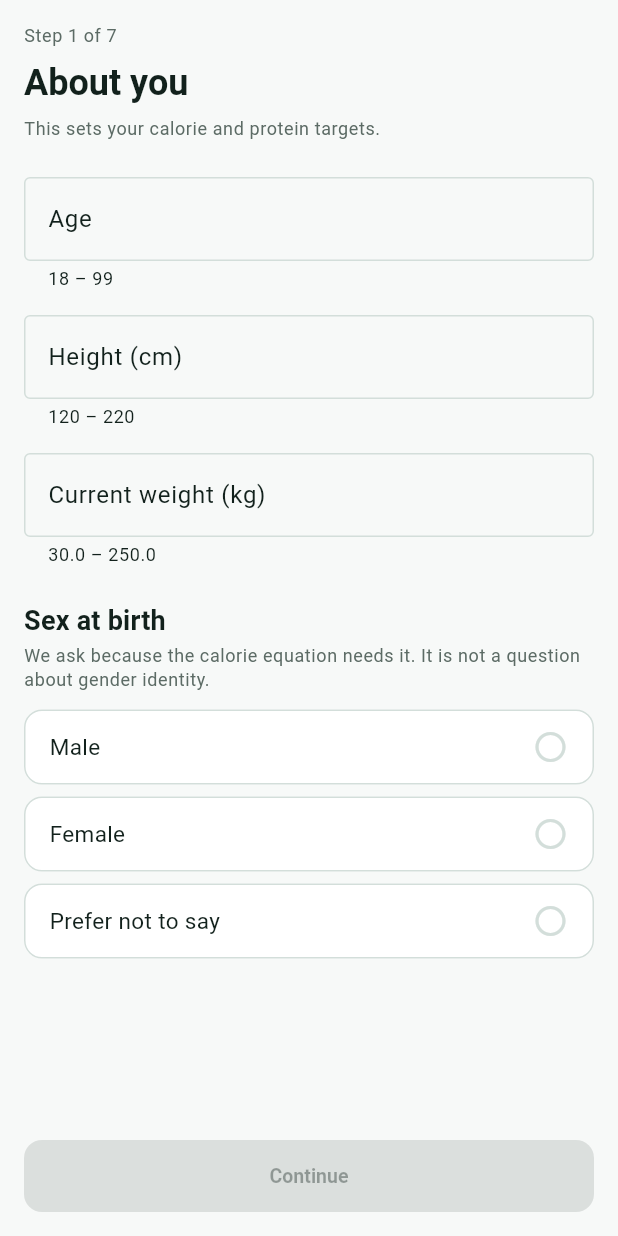
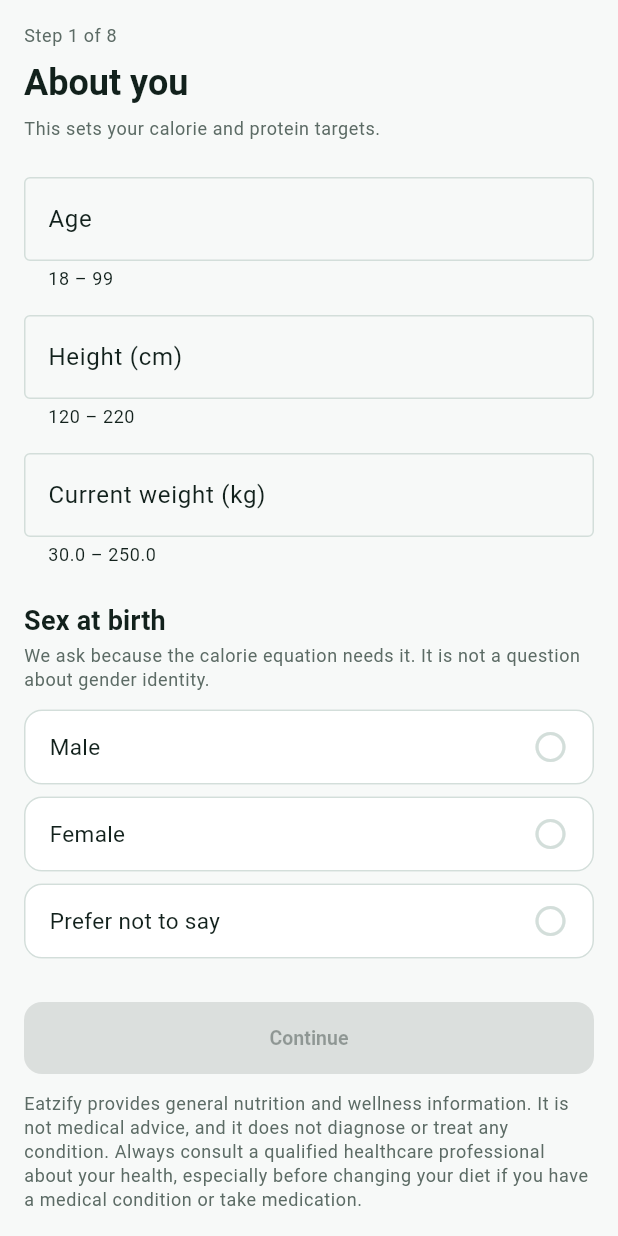
Before and after one commit to Tarun8433/eatzify, a Flutter app: the screen it shows after launch, on a phone screen of 412 x 824 dp. Run offline on Flutter 3.47's test engine with Material 3 defaults, Android fonts, the phone set to English and light mode, and no system bars; our stand-ins replace get; generated files the repository leaves out were written again.

Commit message:
feat(safety): docs/05 §4 screening step and §7 verbatim copy
Inspired by OpenNutriTracker's posture — it cites its sources and warns before a
low target — but written from docs/04 and docs/05. No code taken; it is GPL-3.0.

Two real compliance gaps closed:

1. docs/05 §7 says 'use verbatim; do not paraphrase' and my gate screen used
   wording I invented. All six approved strings are now quoted exactly, and the
   disclaimer appears in the onboarding footer as §7 requires.

2. docs/05 §4's three screening questions were missing entirely. The condition
   list cannot catch them — docs/03 §2 has no eating_disorder or
   type_1_diabetes value because §4 collects those by question.

Screening routes to three DISTINCT outcomes in severity order: eating-disorder
support, hard block, clinician-unlock. Conflating them would put ED support
behind a coach unlock, or tell a pregnant user a coach can unlock a plan.

The ED support screen has no enabled action and cannot be backed out of into a
calorie form. Its helpline button is deliberately inert — §7 says the
India-appropriate resource must be verified with a clinician first.

Hindi safety strings are provisional; a translation is not verbatim. See D-23.

flutter analyze: no issues. 49 tests pass.

```diff
--- a/lib/presentation/features/onboarding/onboarding_controller.dart
+++ b/lib/presentation/features/onboarding/onboarding_controller.dart
@@ -6,7 +6,32 @@
 /// Steps of the onboarding flow. docs/14 §6.
 ///
 /// `gate` is not reached by advancing — it is jumped to when docs/05 §3 says no plan may be made.
-enum OnboardingStep { basics, goal, activity, conditions, diet, routine, consent, gate, done }
+enum OnboardingStep {
+  basics,
+  goal,
+  activity,
+  conditions,
+  screening,
+  diet,
+  routine,
+  consent,
+  gate,
+  done,
+}
+
+/// Why the flow stopped. docs/05 §3 and §4 route to three DIFFERENT screens, and conflating them
+/// would put eating-disorder support behind a coach-unlock, or tell a pregnant user a coach can
+/// unlock a plan for her. They are not interchangeable.
+enum GateOutcome {
+  /// No plan, ever, from the app. Referral to a clinician.
+  blocked,
+
+  /// A coach with a recorded clinician attestation can unlock it.
+  clinicianRequired,
+
+  /// Eating-disorder disclosure. Support screen, no targets, and no re-ask for 90 days.
+  eatingDisorderSupport,
+}
 
 /// Holds the draft and walks the steps. docs/14 §3: one controller per screen, reactive `.obs`
 /// fields, no god-object state class.
@@ -36,6 +61,14 @@
 
   final consentGranted = false.obs;
 
+  // docs/05 §4 screening. Asked once, plainly, with no score shown to the user.
+  final screenedSpecialDiet = Rxn<bool>(); // Q1 -> clinician gate
+  final screenedInsulinOrKidney = Rxn<bool>(); // Q2 -> hard block
+  final screenedEatingDisorder = Rxn<bool>(); // Q3 -> support routing
+
+  /// Which end state fired, if any.
+  final outcome = Rxn<GateOutcome>();
+
   /// Set when a field is rejected. The UI maps it to l10n — no copy in the controller.
   final reject = Rxn<OnboardingReject>();
 
@@ -50,6 +83,7 @@
     OnboardingStep.goal,
     OnboardingStep.activity,
     OnboardingStep.conditions,
+    OnboardingStep.screening,
     OnboardingStep.diet,
     OnboardingStep.routine,
     OnboardingStep.consent,
@@ -75,6 +109,10 @@
     OnboardingStep.goal => goal.value != null,
     OnboardingStep.activity => activity.value != null,
     OnboardingStep.conditions => conditions.isNotEmpty,
+    OnboardingStep.screening =>
+      screenedSpecialDiet.value != null &&
+          screenedInsulinOrKidney.value != null &&
+          screenedEatingDisorder.value != null,
     // Allergies are legitimately empty for most people, so they do not gate the step.
     OnboardingStep.diet => foodPreference.value != null,
     OnboardingStep.routine =>
@@ -164,6 +202,27 @@
       final fired = ValidateOnboarding.blockingGates(conditions.toSet());
       if (fired.isNotEmpty) {
         gates.assignAll(fired);
+        outcome.value = GateOutcome.blocked;
+        step.value = OnboardingStep.gate;
+        return;
+      }
+    }
+
+    // docs/05 §4 — evaluated in severity order. An eating-disorder disclosure outranks everything
+    // else: it must never be answered with a coach-unlock or a referral for a different reason.
+    if (step.value == OnboardingStep.screening) {
+      final routed = switch ((
+        screenedEatingDisorder.value,
+        screenedInsulinOrKidney.value,
+        screenedSpecialDiet.value,
+      )) {
+        (true, _, _) => GateOutcome.eatingDisorderSupport,
+        (_, true, _) => GateOutcome.blocked,
+        (_, _, true) => GateOutcome.clinicianRequired,
+        _ => null,
+      };
+      if (routed != null) {
+        outcome.value = routed;
         step.value = OnboardingStep.gate;
         return;
       }
@@ -182,8 +241,13 @@
   void back() {
     reject.value = null;
     if (step.value == OnboardingStep.gate) {
-      step.value = OnboardingStep.conditions;
+      // An eating-disorder support screen is not a step you back out of into a calorie form.
+      if (outcome.value == GateOutcome.eatingDisorderSupport) return;
+      step.value = outcome.value == GateOutcome.blocked && gates.isNotEmpty
+          ? OnboardingStep.conditions
+          : OnboardingStep.screening;
       gates.clear();
+      outcome.value = null;
       return;
     }
     if (step.value == OnboardingStep.done) {
--- a/lib/presentation/l10n/app_en.arb
+++ b/lib/presentation/l10n/app_en.arb
@@ -90,7 +90,7 @@
   "mealCountThree": "3 meals",
   "mealCountFour": "4 meals",
   "mealCountFiveOrSix": "5–6 meals",
-  "rejectAgeBelowMinimum": "Eatzify is built for adults, so we can only create plans for people aged 18 and over.",
+  "rejectAgeBelowMinimum": "Eatzify is built for adults, so we can't create a plan for you yet. Nutrition needs during growth are different and are best handled with a doctor or a registered dietitian who can see the full picture. If you'd like, we can send information you could share with a parent or guardian.",
   "rejectAgeOutOfRange": "Please enter an age between 18 and 99.",
   "rejectHeightOutOfRange": "Please enter a height between 120 and 220 cm.",
   "rejectWeightOutOfRange": "Please enter a weight between 30 and 250 kg.",
@@ -144,5 +144,44 @@
   "onboardingBudgetLabel": "Food budget",
   "onboardingDone": "You're all set",
   "onboardingDoneBody": "We have what we need. Your plan is generated on the server — that part is not connected yet, so you'll land on an empty home for now.",
-  "onboardingGoHome": "Go to Eatzify"
+  "onboardingGoHome": "Go to Eatzify",
+  "copyUnder18Block": "Eatzify is built for adults, so we can't create a plan for you yet. Nutrition needs during growth are different and are best handled with a doctor or a registered dietitian who can see the full picture. If you'd like, we can send information you could share with a parent or guardian.",
+  "copyBlockingGate": "Based on what you've told us, a plan generated by an app isn't the right tool here — your needs depend on clinical details we can't see. Please speak to your doctor or a registered dietitian. They may be happy to set targets that we can then help you follow day to day.",
+  "copyClinicianGate": "This needs a clinician's input before we set your targets. Your coach can unlock it once they've confirmed your doctor's guidance.",
+  "copySafetyClamp": "We've set your daily target a little higher than your goal alone would suggest. Going lower than this isn't safe or sustainable, and it usually slows results rather than speeding them up.",
+  "copyDisclaimer": "Eatzify provides general nutrition and wellness information. It is not medical advice, and it does not diagnose or treat any condition. Always consult a qualified healthcare professional about your health, especially before changing your diet if you have a medical condition or take medication.",
+  "copyEdSupport": "Thanks for telling us. We're not going to set calorie or weight targets for you — that wouldn't be safe or kind. Support from a professional who specialises in this makes a real difference, and we're happy to help you find it.",
+  "copyEdSupportFindHelp": "Find support",
+  "screeningTitle": "Three quick questions",
+  "screeningSubtitle": "Asked once. Your answers are never used for marketing or shown to a partner.",
+  "screeningQ1": "Has a doctor ever told you to follow a specific diet, or to avoid a specific nutrient?",
+  "screeningQ2": "Are you currently taking insulin, or medication for kidney disease?",
+  "screeningQ3": "In the last year, have you been treated for, or worried about, an eating disorder?",
+  "answerYes": "Yes",
+  "answerNo": "No",
+  "gateTalkToCoach": "I understand",
+  "sourcesTitle": "Where our numbers come from",
+  "sourcesIntro": "Every target Eatzify sets is computed from published guidance, not invented. These are the sources behind each calculation.",
+  "sourcesLink": "Where our numbers come from",
+  "sourceBmrTitle": "Resting energy (BMR)",
+  "sourceBmrBody": "Mifflin-St Jeor equation. Chosen over Harris-Benedict because it is more accurate in modern populations. We apply no Indian correction factor — the evidence for a single population coefficient is not strong enough — which is why our deficit ceiling is deliberately conservative.",
+  "sourceActivityTitle": "Activity multipliers",
+  "sourceActivityBody": "Four tiers only: 1.20 sedentary, 1.375 light, 1.55 moderate, 1.725 heavy. We do not offer an athlete tier — self-reported activity is already the largest error in the calculation, and more tiers move that error around rather than reducing it.",
+  "sourceIbwTitle": "Ideal and adjusted body weight",
+  "sourceIbwBody": "Ideal weight is computed at BMI 23, the Asian/Indian reference, not the 25 used for European populations. Protein is then set on adjusted body weight, which matters most at higher BMI.",
+  "sourceProteinTitle": "Protein",
+  "sourceProteinBody": "Never below 0.83 g per kg of body weight, the ICMR Recommended Dietary Allowance. Capped at 2.2 g per kg adjusted weight and at 40% of your calories. Reduced further where kidney function may be affected.",
+  "sourceFloorsTitle": "Safety floors",
+  "sourceFloorsBody": "Daily intake is never planned below 1,500 kcal for men or 1,200 for women, never below your resting energy, and never at a deficit above 750 kcal or 1% of body weight per week. These floors cannot be overridden in the app.",
+  "sourceFoodTitle": "Food and nutrition data",
+  "sourceFoodBody": "Indian foods are sourced from ICMR-NIN's Indian Food Composition Tables and the Indian Nutrient Databank. Packaged foods come from Open Food Facts, used under the Open Database Licence.",
+  "sourcesReviewNote": "Our clinical constants are versioned and reviewed. When a number changes, plans generated before the change keep the numbers they were built with.",
+  "accountProfile": "Profile",
+  "accountSubscription": "Subscription",
+  "accountReminders": "Reminders",
+  "accountPrivacy": "Privacy & data",
+  "accountCoach": "Your coach",
+  "accountHelp": "Help",
+  "accountAbout": "About Eatzify",
+  "notConnectedYet": "Not connected yet"
 }
```
Also changed, not shown: lib/presentation/features/onboarding/onboarding_page.dart (+122 -4 lines), lib/presentation/l10n/app_hi.arb (+41 -2 lines), 2 other files.
